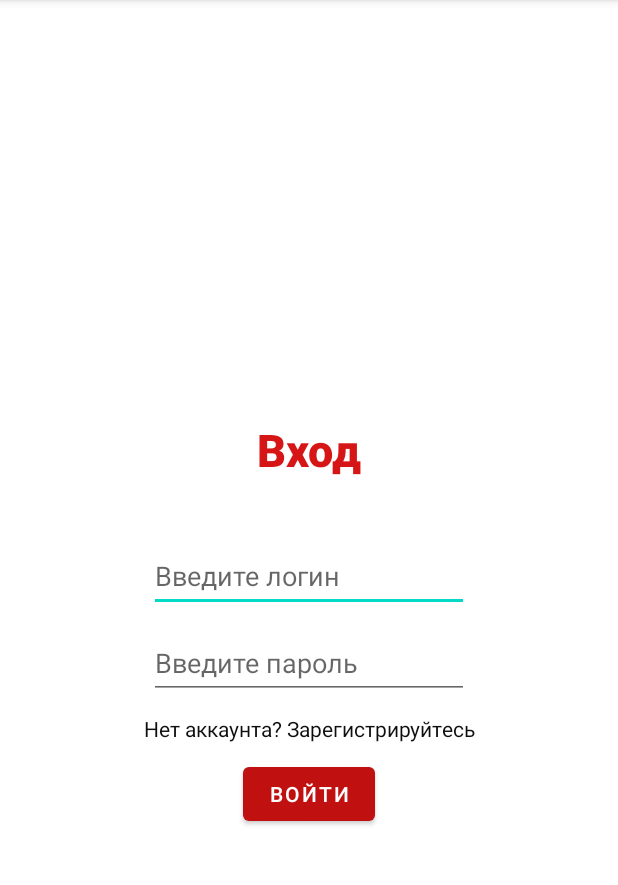
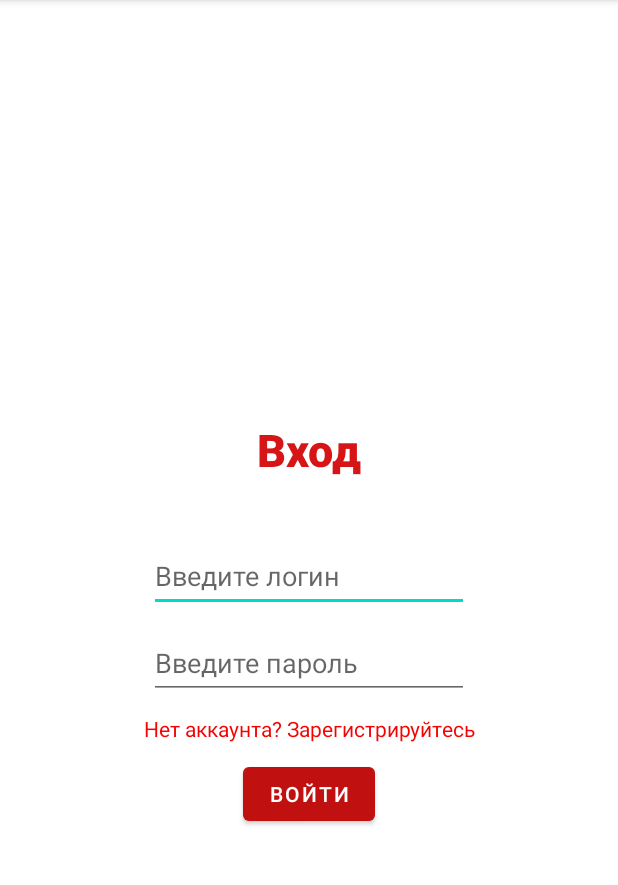
Before and after one commit to Vvil1568/KPO_HW2_Client, an Android app: the screen it shows after launch (LoginActivity), on a phone screen of 412 x 824 dp, the part 84-969 px from its top. Run offline under Robolectric (Android 15) with nearby library versions, the phone set to English and light mode, and no system bars.

Commit message:
Added hashing to Login Activity

```diff
--- a/app/src/main/java/com/vvi/restaurantapp/activities/LoginActivity.java
+++ b/app/src/main/java/com/vvi/restaurantapp/activities/LoginActivity.java
@@ -9,6 +9,7 @@ import android.widget.Toast;
 
 import com.vvi.restaurantapp.R;
 import com.vvi.restaurantapp.requests.LoginRequest;
+import com.vvi.restaurantapp.util.HashUtils;
 
 public class LoginActivity extends AppCompatActivity {
 
@@ -39,7 +40,7 @@ public class LoginActivity extends AppCompatActivity {
                 Toast.makeText(this, "Введите пароль!", Toast.LENGTH_SHORT).show();
                 return;
             }
-            new LoginRequest(this).execute(login, password);
+            new LoginRequest(this).execute(login, HashUtils.hashString(password));
         });
     }
 }
--- a/app/src/main/res/layout/activity_login.xml
+++ b/app/src/main/res/layout/activity_login.xml
@@ -45,8 +45,9 @@
         android:layout_width="wrap_content"
         android:layout_height="wrap_content"
         android:layout_marginTop="10dp"
+        android:allowUndo="false"
         android:text="@string/RegistrationHint"
-        android:textColor="#0E0E0E"
+        android:textColor="#F40303"
         app:layout_constraintEnd_toEndOf="parent"
         app:layout_constraintStart_toStartOf="parent"
         app:layout_constraintTop_toBottomOf="@+id/login_password" />
```
